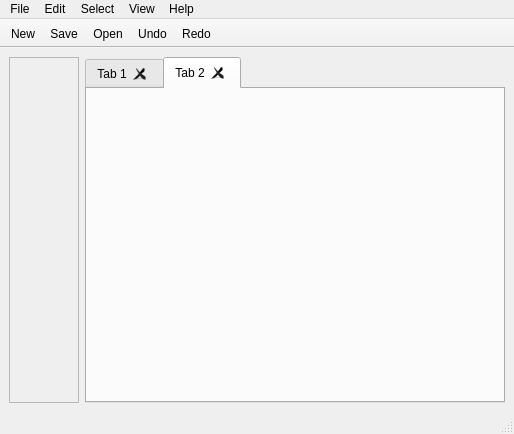
Qt form editorinterface.ui (SkuratovichA/diagrams) before a commit.
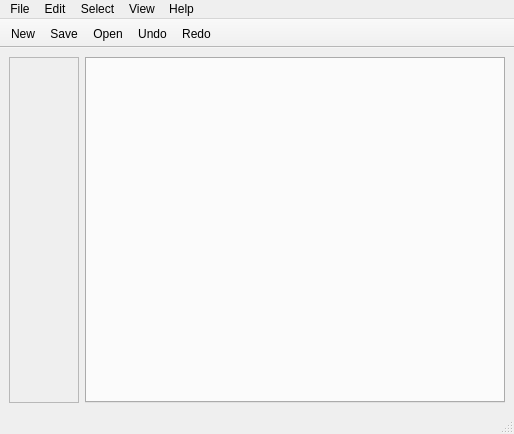
The same form after that commit.

Commit message: remove default 2 tabs

Patch:
```diff
--- a/editorinterface.ui
+++ b/editorinterface.ui
@@ -28,16 +28,6 @@
         <property name="movable">
          <bool>true</bool>
         </property>
-        <widget class="QWidget" name="tab">
-         <attribute name="title">
-          <string>Tab 1</string>
-         </attribute>
-        </widget>
-        <widget class="QWidget" name="tab_2">
-         <attribute name="title">
-          <string>Tab 2</string>
-         </attribute>
-        </widget>
        </widget>
       </item>
      </layout>
```
Left out of the diff: 2 changed lines with no effect on the pictures.
